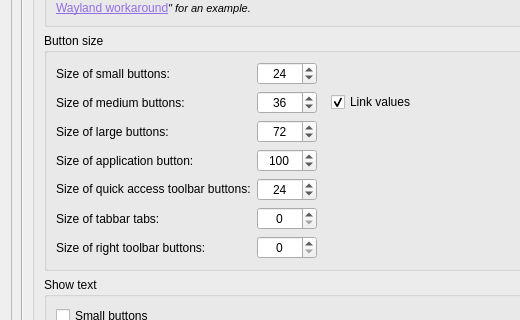
APEbbers/FreeCAD-Ribbon, file Resources/ui/Settings.ui: the form before one commit; both pictures show x 0 to 520 and y 351 to 671 of the 736 by 848 pixel window.
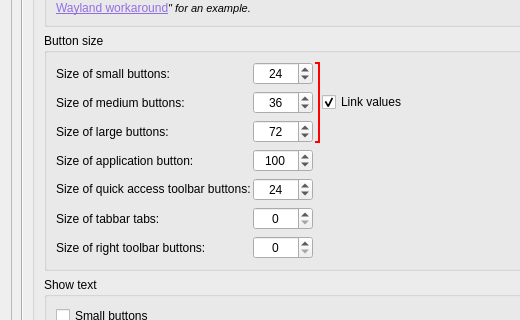
The form after the commit. Custom widgets are drawn as their Qt base class.

The edit to the form file:
```diff
--- a/Resources/ui/Settings.ui
+++ b/Resources/ui/Settings.ui
@@ -544,6 +544,9 @@
                     <layout class="QGridLayout" name="gridLayout_5">
                      <item row="2" column="0">
                       <layout class="QGridLayout" name="gridLayout">
+                       <property name="horizontalSpacing">
+                        <number>2</number>
+                       </property>
                        <item row="3" column="0">
                         <widget class="QLabel" name="label_5">
                          <property name="text">
@@ -945,7 +948,7 @@
                         <widget class="QFrame" name="SizeButtonBox">
                          <property name="minimumSize">
                           <size>
-                           <width>2</width>
+                           <width>5</width>
                            <height>0</height>
                           </size>
                          </property>
@@ -953,7 +956,11 @@
                           <bool>false</bool>
                          </property>
                          <property name="styleSheet">
-                          <string notr="true"/>
+                          <string notr="true">border-right: 2px solid red;
+                                              border-top: 2px solid red;
+                                              border-bottom: 2px solid red;
+                                              border-top-right-radius: 15px;
+                                              border-bottom-right-radius: 15px;</string>
                          </property>
                          <layout class="QVBoxLayout" name="verticalLayout">
                           <property name="spacing">
```
